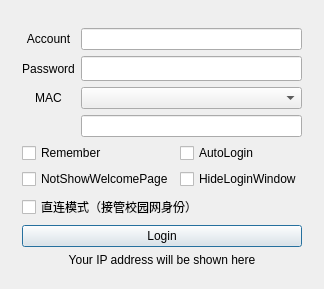
First picture: the form in jlu-drcom-win-QT/src/mainwindow.ui, repository meowmeowloong/jlu-drcom-client, before the edit.
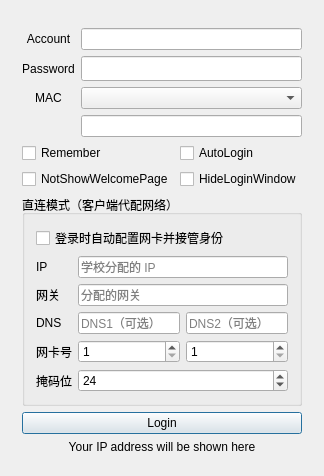
Second picture: the form after the edit.

Commit message:
v1.0.0.8：直连参数改为登录窗口内直接填写
- 登录窗口新增「直连模式」参数组：IP/掩码位/网关/DNS/网卡号，填完即用，
  不再需要手动改注册表；掩码位数可配置（默认 24）
- 绑定原 MAC 改为接管时自动记忆，退出还原用
- router/win-QT README 各新增「让 AI 手把手带你装/配」提示词章节，
  降低非技术用户上手门槛

```diff
--- a/jlu-drcom-win-QT/src/mainwindow.ui
+++ b/jlu-drcom-win-QT/src/mainwindow.ui
@@ -122,18 +122,137 @@
             </property>
            </widget>
           </item>
-          <item row="2" column="0" colspan="2">
-           <widget class="QCheckBox" name="checkBoxDirectMode">
-            <property name="text">
-             <string>直连模式（接管校园网身份）</string>
-            </property>
-            <property name="toolTip">
-             <string>仅当网线直连宿舍墙口（路由器断电）时勾选。勾选后重启客户端生效：启动时请求管理员权限，登录前自动接管身份，退出时自动还原。</string>
-            </property>
-           </widget>
-          </item>
          </layout>
         </item>
+        <item>
+         <widget class="QGroupBox" name="groupDirect">
+          <property name="title">
+           <string>直连模式（客户端代配网络）</string>
+          </property>
+          <layout class="QGridLayout" name="gridDirect">
+           <item row="0" column="0" colspan="2">
+            <widget class="QCheckBox" name="checkBoxDirectMode">
+             <property name="text">
+              <string>登录时自动配置网卡并接管身份</string>
+             </property>
+             <property name="toolTip">
+              <string>网线直连宿舍墙口时勾选：登录前把网卡 MAC 克隆成上方 MAC 栏填写的绑定 MAC、按下方参数配静态 IP/网关/DNS，并加认证服务器路由；退出客户端自动还原。与路由器不能同时在线。</string>
+             </property>
+            </widget>
+           </item>
+           <item row="1" column="0">
+            <widget class="QLabel" name="labelDirectIp">
+             <property name="text">
+              <string>IP</string>
+             </property>
+            </widget>
+           </item>
+           <item row="1" column="1">
+            <widget class="QLineEdit" name="editDirectIp">
+             <property name="placeholderText">
+              <string>学校分配的 IP</string>
+             </property>
+            </widget>
+           </item>
+           <item row="2" column="0">
+            <widget class="QLabel" name="labelDirectGw">
+             <property name="text">
+              <string>网关</string>
+             </property>
+            </widget>
+           </item>
+           <item row="2" column="1">
+            <widget class="QLineEdit" name="editDirectGw">
+             <property name="placeholderText">
+              <string>分配的网关</string>
+             </property>
+            </widget>
+           </item>
+           <item row="3" column="0">
+            <widget class="QLabel" name="labelDirectDns">
+             <property name="text">
+              <string>DNS</string>
+             </property>
+            </widget>
+           </item>
+           <item row="3" column="1">
+            <layout class="QHBoxLayout" name="layoutDirectDns">
+             <item>
+              <widget class="QLineEdit" name="editDirectDns1">
+               <property name="placeholderText">
+                <string>DNS1（可选）</string>
+               </property>
+              </widget>
+             </item>
+             <item>
+              <widget class="QLineEdit" name="editDirectDns2">
+               <property name="placeholderText">
+                <string>DNS2（可选）</string>
+               </property>
+              </widget>
+             </item>
+            </layout>
+           </item>
+           <item row="4" column="0">
+            <widget class="QLabel" name="labelDirectIdx">
+             <property name="text">
+              <string>网卡号</string>
+             </property>
+            </widget>
+           </item>
+           <item row="4" column="1">
+            <layout class="QHBoxLayout" name="layoutDirectIdx">
+             <item>
+              <widget class="QSpinBox" name="spinWiredIdx">
+               <property name="toolTip">
+                <string>有线网卡 ifIndex（PowerShell 里 Get-NetAdapter 查看）</string>
+               </property>
+               <property name="minimum">
+                <number>1</number>
+               </property>
+               <property name="maximum">
+                <number>99</number>
+               </property>
+              </widget>
+             </item>
+             <item>
+              <widget class="QSpinBox" name="spinWlanIdx">
+               <property name="toolTip">
+                <string>备用 WLAN 网卡 ifIndex（登录时自动降为备用线路）</string>
+               </property>
+               <property name="minimum">
+                <number>1</number>
+               </property>
+               <property name="maximum">
+                <number>99</number>
+               </property>
+              </widget>
+             </item>
+            </layout>
+           </item>
+           <item row="5" column="0">
+            <widget class="QLabel" name="labelDirectPrefix">
+             <property name="text">
+              <string>掩码位</string>
+             </property>
+            </widget>
+           </item>
+           <item row="5" column="1">
+            <widget class="QSpinBox" name="spinPrefix">
+             <property name="minimum">
+              <number>8</number>
+             </property>
+             <property name="maximum">
+              <number>32</number>
+             </property>
+             <property name="value">
+              <number>24</number>
+             </property>
+            </widget>
+           </item>
+          </layout>
+         </widget>
+        </item>
         <item>
          <widget class="QPushButton" name="pushButtonLogin">
           <property name="text">
```
The commit also changes 7 other files.
